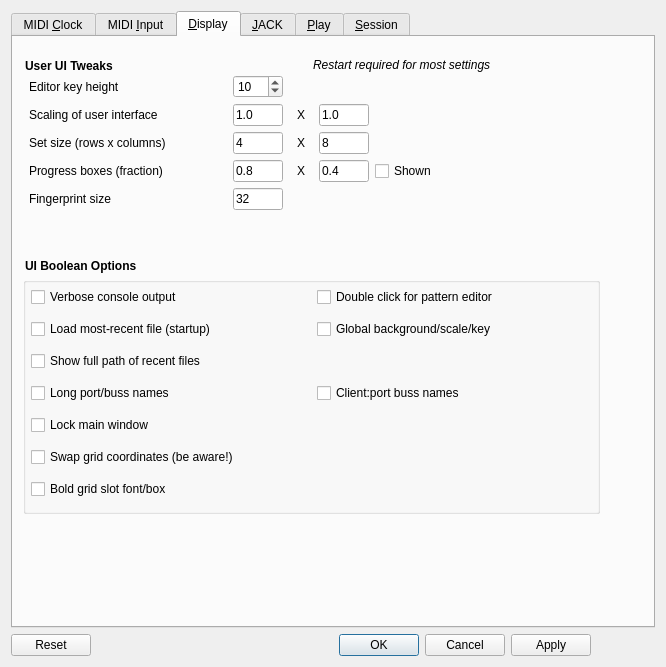
Old version of the form seq_qt5/forms/qseditoptions.ui in the repository ahlstromcj/seq66.
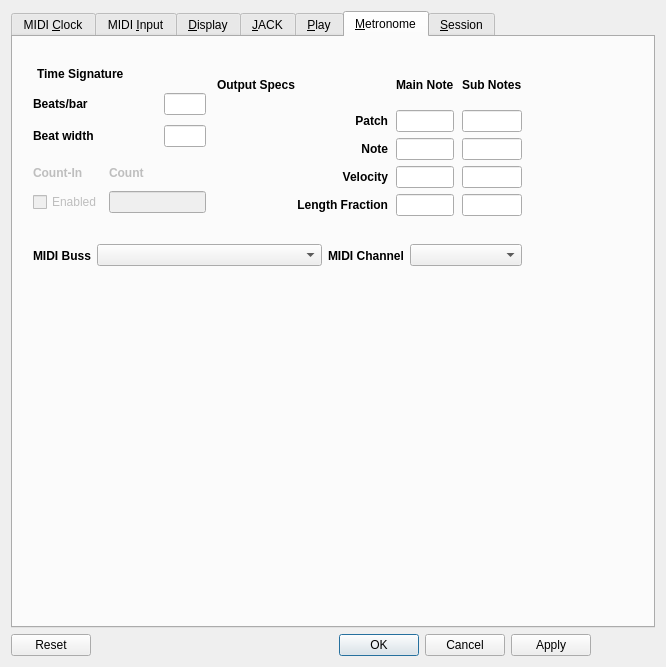
New version of the form.

Commit message: Metro GUI config in progress, weird debug seqfault fixed.

```diff
--- a/seq_qt5/forms/qseditoptions.ui
+++ b/seq_qt5/forms/qseditoptions.ui
@@ -19,11 +19,17 @@
      <property name="enabled">
       <bool>true</bool>
      </property>
+     <property name="font">
+      <font>
+       <weight>50</weight>
+       <bold>false</bold>
+      </font>
+     </property>
      <property name="toolTip">
       <string/>
      </property>
      <property name="currentIndex">
-      <number>2</number>
+      <number>5</number>
      </property>
      <widget class="QWidget" name="tabMidiClock">
       <property name="toolTip">
@@ -1090,7 +1096,9 @@
        </property>
        <property name="font">
         <font>
+         <weight>50</weight>
          <italic>true</italic>
+         <bold>false</bold>
         </font>
        </property>
        <property name="text">
@@ -1703,6 +1711,321 @@
        </item>
       </layout>
      </widget>
+     <widget class="QWidget" name="tabMetronome">
+      <attribute name="title">
+       <string>&amp;Metronome</string>
+      </attribute>
+      <widget class="QLabel" name="label_metro_timesig">
+       <property name="geometry">
+        <rect>
+         <x>24</x>
+         <y>28</y>
+         <width>129</width>
+         <height>17</height>
+        </rect>
+       </property>
+       <property name="font">
+        <font>
+         <weight>75</weight>
+         <bold>true</bold>
+        </font>
+       </property>
+       <property name="text">
+        <string>Time Signature</string>
+       </property>
+      </widget>
+      <widget class="QWidget" name="">
+       <property name="geometry">
+        <rect>
+         <x>204</x>
+         <y>28</y>
+         <width>305</width>
+         <height>151</height>
+        </rect>
+       </property>
+       <layout class="QGridLayout" name="gridLayout_2" columnstretch="3,1,1">
+        <property name="horizontalSpacing">
+         <number>8</number>
+        </property>
+        <item row="0" column="0">
+         <widget class="QLabel" name="label_output_specs">
+          <property name="font">
+           <font>
+            <weight>75</weight>
+            <bold>true</bold>
+           </font>
+          </property>
+          <property name="text">
+           <string>Output Specs</string>
+          </property>
+         </widget>
+        </item>
+        <item row="0" column="1">
+         <widget class="QLabel" name="label_metro_main_note">
+          <property name="font">
+           <font>
+            <weight>75</weight>
+            <bold>true</bold>
+           </font>
+          </property>
+          <property name="text">
+           <string>Main Note</string>
+          </property>
+         </widget>
+        </item>
+        <item row="0" column="2">
+         <widget class="QLabel" name="label_metro_sub_notes">
+          <property name="font">
+           <font>
+            <weight>75</weight>
+            <bold>true</bold>
+           </font>
+          </property>
+          <property name="text">
+           <string>Sub Notes</string>
+          </property>
+         </widget>
+        </item>
+        <item row="1" column="0">
+         <widget class="QLabel" name="label_metro_patch">
+          <property name="font">
+           <font>
+            <weight>75</weight>
+            <bold>true</bold>
+           </font>
+          </property>
+          <property name="text">
+           <string>Patch</string>
+          </property>
+          <property name="alignment">
+           <set>Qt::AlignRight|Qt::AlignTrailing|Qt::AlignVCenter</set>
+          </property>
+         </widget>
+        </item>
+        <item row="1" column="1">
+         <widget class="QLineEdit" name="lineEditMetroPatchMain"/>
+        </item>
+        <item row="1" column="2">
+         <widget class="QLineEdit" name="lineEditMetroPatchSub"/>
+        </item>
+        <item row="2" column="0">
+         <widget class="QLabel" name="label_metro_note">
+          <property name="font">
+           <font>
+            <weight>75</weight>
+            <bold>true</bold>
+           </font>
+          </property>
+          <property name="text">
+           <string>Note</string>
+          </property>
+          <property name="alignment">
+           <set>Qt::AlignRight|Qt::AlignTrailing|Qt::AlignVCenter</set>
+          </property>
+         </widget>
+        </item>
+        <item row="2" column="1">
+         <widget class="QLineEdit" name="lineEditMetroNoteMain"/>
+        </item>
+        <item row="2" column="2">
+         <widget class="QLineEdit" name="lineEditMetroNoteSub"/>
+        </item>
+        <item row="3" column="0">
+         <widget class="QLabel" name="label_metro_velocity">
+          <property name="font">
+           <font>
+            <weight>75</weight>
+            <bold>true</bold>
+           </font>
+          </property>
+          <property name="text">
+           <string>Velocity</string>
+          </property>
+          <property name="alignment">
+           <set>Qt::AlignRight|Qt::AlignTrailing|Qt::AlignVCenter</set>
+          </property>
+         </widget>
+        </item>
+        <item row="3" column="1">
+         <widget class="QLineEdit" name="lineEditMetroVelocityMain"/>
+        </item>
+        <item row="3" column="2">
+         <widget class="QLineEdit" name="lineEditMetroVelocitySub"/>
+        </item>
+        <item row="4" column="0">
+         <widget class="QLabel" name="label_metro_length_fraction">
+          <property name="font">
+           <font>
+            <weight>75</weight>
+            <bold>true</bold>
+           </font>
+          </property>
+          <property name="text">
+           <string>Length Fraction</string>
+          </property>
+          <property name="alignment">
+           <set>Qt::AlignRight|Qt::AlignTrailing|Qt::AlignVCenter</set>
+          </property>
+         </widget>
+        </item>
+        <item row="4" column="1">
+         <widget class="QLineEdit" name="lineEditMetroFractionMain"/>
+        </item>
+        <item row="4" column="2">
+         <widget class="QLineEdit" name="lineEditMetroFractionSub"/>
+        </item>
+       </layout>
+      </widget>
+      <widget class="QWidget" name="">
+       <property name="geometry">
+        <rect>
+         <x>20</x>
+         <y>204</y>
+         <width>489</width>
+         <height>29</height>
+        </rect>
+       </property>
+       <layout class="QHBoxLayout" name="horizontalLayout" stretch="1,4,1,2">
+        <item>
+         <widget class="QLabel" name="label_metro_buss">
+          <property name="font">
+           <font>
+            <weight>75</weight>
+            <bold>true</bold>
+           </font>
+          </property>
+          <property name="text">
+           <string>MIDI Buss</string>
+          </property>
+         </widget>
+        </item>
+        <item>
+         <widget class="QComboBox" name="comboBoxMetroMidiBus"/>
+        </item>
+        <item>
+         <widget class="QLabel" name="label_metro_channel">
+          <property name="font">
+           <font>
+            <weight>75</weight>
+            <bold>true</bold>
+           </font>
+          </property>
+          <property name="text">
+           <string>MIDI Channel</string>
+          </property>
+         </widget>
+        </item>
+        <item>
+         <widget class="QComboBox" name="comboBoxMetroMidiChannel"/>
+        </item>
+       </layout>
+      </widget>
+      <widget class="QWidget" name="">
+       <property name="geometry">
+        <rect>
+         <x>20</x>
+         <y>52</y>
+         <width>173</width>
+         <height>62</height>
+        </rect>
+       </property>
+       <layout class="QGridLayout" name="gridLayout_3" columnstretch="6,2">
+        <item row="0" column="0">
+         <widget class="QLabel" name="label_metro_bpb">
+          <property name="font">
+           <font>
+            <weight>75</weight>
+            <bold>true</bold>
+           </font>
+          </property>
+          <property name="text">
+           <string>Beats/bar</string>
+          </property>
+         </widget>
+        </item>
+        <item row="0" column="1">
+         <widget class="QLineEdit" name="lineEditMetroBpb"/>
+        </item>
+        <item row="1" column="0">
+         <widget class="QLabel" name="label_metro_beat_width">
+          <property name="font">
+           <font>
+            <weight>75</weight>
+            <bold>true</bold>
+           </font>
+          </property>
+          <property name="text">
+           <string>Beat width</string>
+          </property>
+         </widget>
+        </item>
+        <item row="1" column="1">
+         <widget class="QLineEdit" name="lineEditMetroBeatWidth"/>
+        </item>
+       </layout>
+      </widget>
+      <widget class="QWidget" name="">
+       <property name="geometry">
+        <rect>
+         <x>20</x>
+         <y>124</y>
+         <width>173</width>
+         <height>52</height>
+        </rect>
+       </property>
+       <layout class="QGridLayout" name="gridLayout_4">
+        <item row="0" column="0">
+         <widget class="QLabel" name="label_metro_count_in">
+          <property name="enabled">
+           <bool>false</bool>
+          </property>
+          <property name="font">
+           <font>
+            <weight>75</weight>
+            <bold>true</bold>
+           </font>
+          </property>
+          <property name="text">
+           <string>Count-In</string>
+          </property>
+         </widget>
+        </item>
+        <item row="0" column="1">
+         <widget class="QLabel" name="label_metro_count">
+          <property name="enabled">
+           <bool>false</bool>
+          </property>
+          <property name="font">
+           <font>
+            <weight>75</weight>
+            <bold>true</bold>
+           </font>
+          </property>
+          <property name="text">
+           <string>Count</string>
+          </property>
+         </widget>
+        </item>
+        <item row="1" column="0">
+         <widget class="QCheckBox" name="checkBox">
+          <property name="enabled">
+           <bool>false</bool>
+          </property>
+          <property name="text">
+           <string>Enabled</string>
+          </property>
+         </widget>
+        </item>
+        <item row="1" column="1">
+         <widget class="QLineEdit" name="lineEdit">
+          <property name="enabled">
+           <bool>false</bool>
+          </property>
+         </widget>
+        </item>
+       </layout>
+      </widget>
+     </widget>
      <widget class="QWidget" name="tabSession">
       <attribute name="title">
        <string>&amp;Session</string>
```
Left out of the diff: 20 changed lines with no effect on the pictures. The commit also changes 15 other files.
